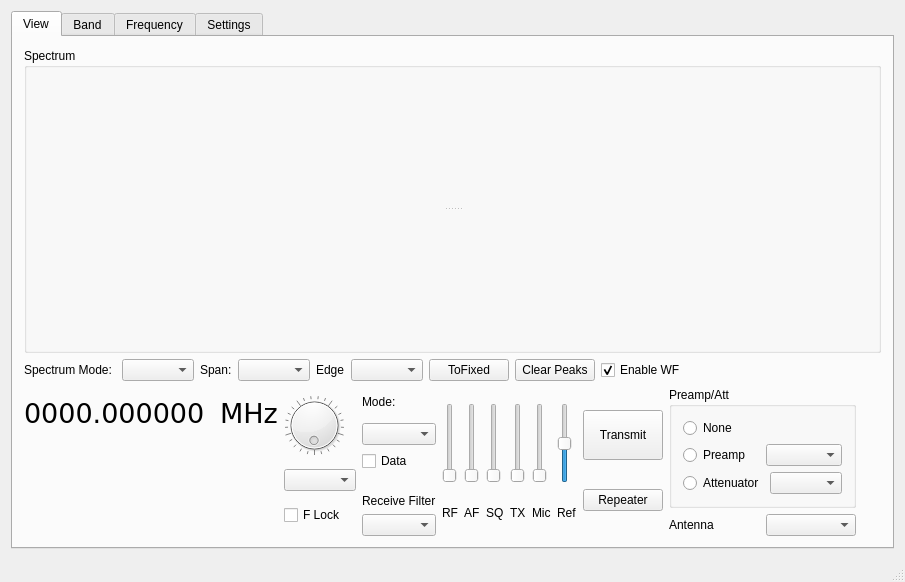
This is wfmain.ui in adecarolis/wfweb as Qt 5 draws it before an edit. The edited form follows.
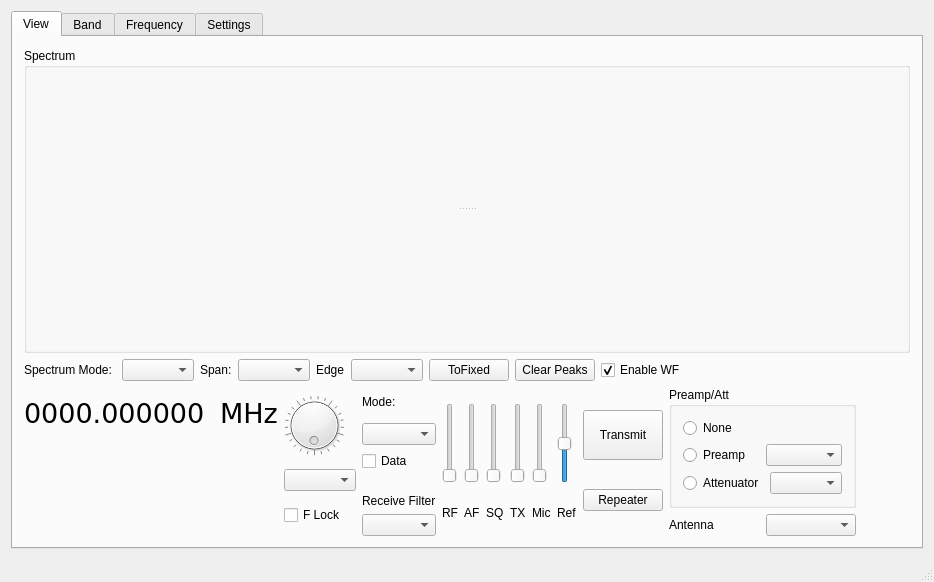
This is the edited form. Custom widgets are drawn as their Qt base class.

Commit message: re-added lost tooptip for SQ slider

```diff
--- a/wfmain.ui
+++ b/wfmain.ui
@@ -6,7 +6,7 @@
    <rect>
     <x>0</x>
     <y>0</y>
-    <width>905</width>
+    <width>934</width>
     <height>582</height>
    </rect>
   </property>
```
Left out of the diff: 7 changed lines with no effect on the pictures.
